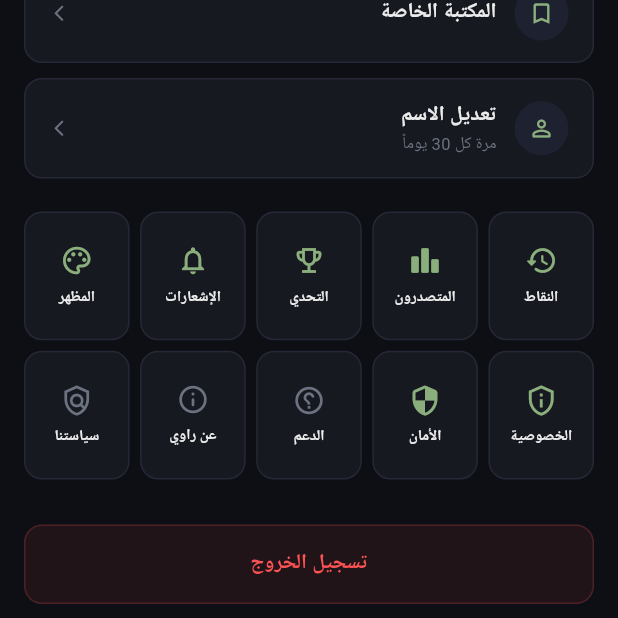
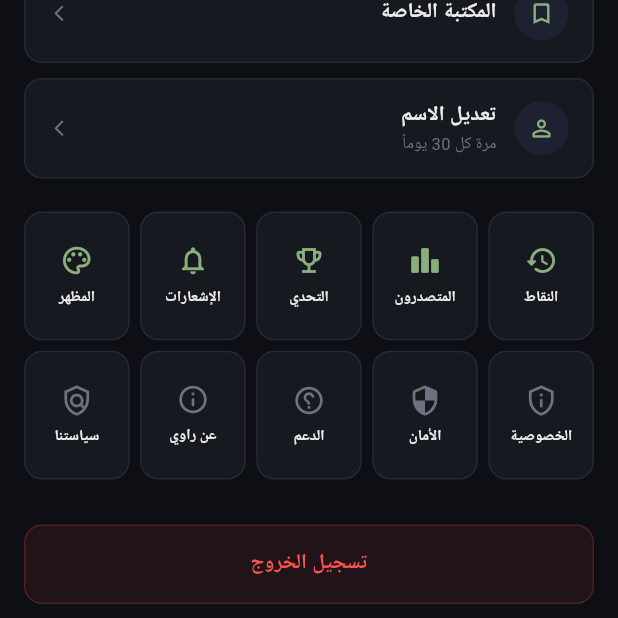
Before and after one commit to godisgreat621-sys/rawi-app, a Flutter app: the ProfileScreen screen opened directly, on a phone screen of 412 x 824 dp, the part 618-1236 px from its top. Run offline on Flutter 3.47's test engine with Material 3 defaults, Android fonts, the phone set to English and light mode, and no system bars; our stand-ins replace cloud_firestore, connectivity_plus, firebase_auth, firebase_core, font_awesome_flutter, google_fonts and 4 more; missing offline and left inert: dart:html; accounts and stored records are empty; network calls fail; Roboto replaces fonts that are missing (Cairo); statements that could not run were skipped.

Commit message:
Make privacy and security grid actions gray (secondary)
Co-Authored-By: Claude Sonnet 4.6 <noreply@anthropic.com>

```diff
--- a/lib/views/profile_screen.dart
+++ b/lib/views/profile_screen.dart
@@ -775,8 +775,8 @@ class _ProfileScreenState extends State<ProfileScreen> {
                           _gridAction(Icons.emoji_events_outlined, 'التحدي',      tAccent, _showWeeklyChallenge),
                           _gridAction(Icons.notifications_outlined,'الإشعارات',   tAccent, _showNotificationSettings),
                           _gridAction(Icons.palette_outlined,      'المظهر',      tAccent, () => _showThemePicker(userData)),
-                          _gridAction(Icons.privacy_tip_outlined,  'الخصوصية',   tAccent, () => _showPrivacySettings(userData)),
-                          _gridAction(Icons.security_rounded,      'الأمان',      tAccent, _showSecuritySessions),
+                          _gridAction(Icons.privacy_tip_outlined,  'الخصوصية',   _textSecondary, () => _showPrivacySettings(userData)),
+                          _gridAction(Icons.security_rounded,      'الأمان',      _textSecondary, _showSecuritySessions),
                           _gridAction(Icons.help_outline_rounded,  'الدعم',       _textSecondary, _showSupportDialog),
                           _gridAction(Icons.info_outline_rounded,  'عن راوي',    _textSecondary, _showAboutPlatformDialog),
                           _gridAction(Icons.policy_outlined,       'سياستنا',    _textSecondary, () => Navigator.push(context, MaterialPageRoute(builder: (_) => const PrivacyScreen()))),
```
